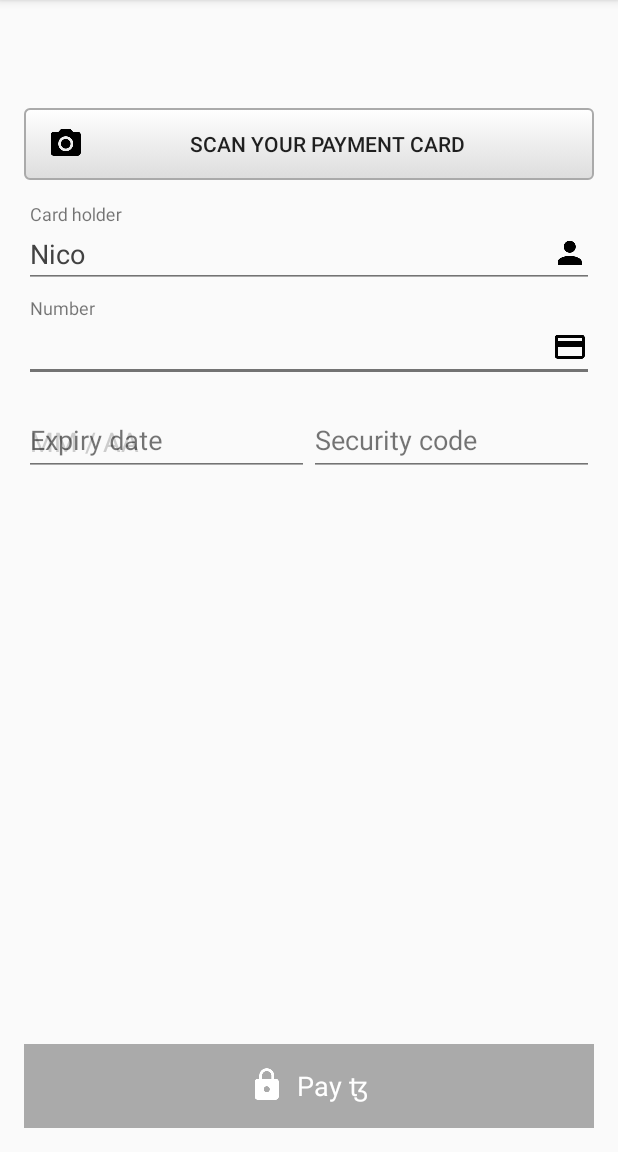
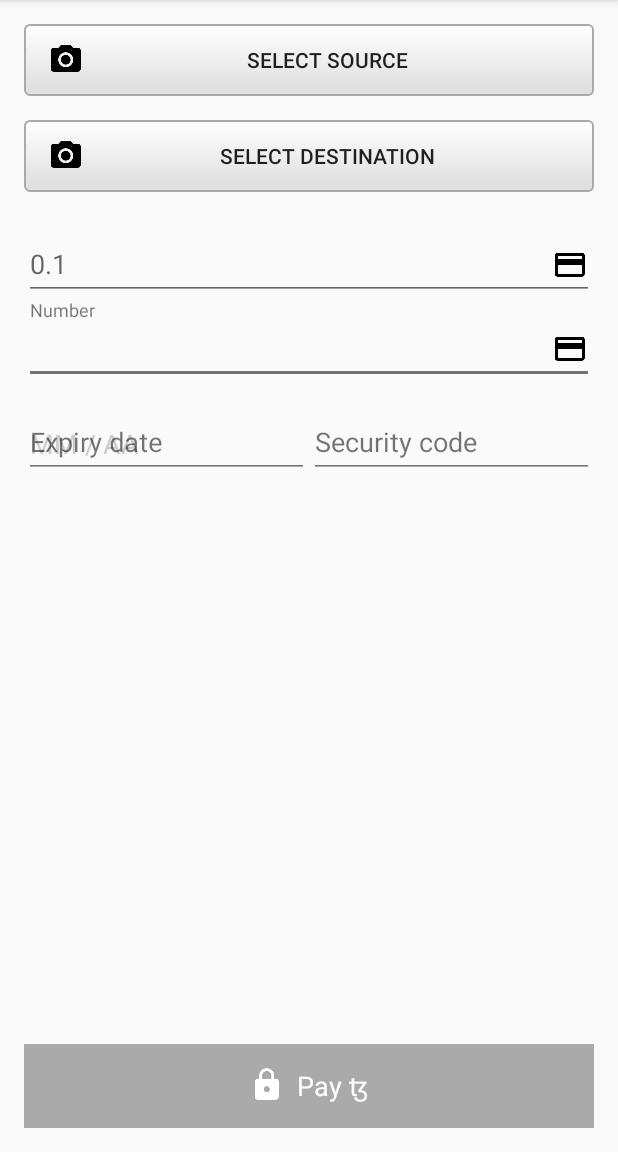
Before and after one commit to nfillion21/cortez-android, an Android app: the screen it shows after launch (PaymentFormActivity), on a phone screen of 412 x 824 dp, the part 84-1236 px from its top. Run offline under Robolectric (Android 15) with nearby library versions, the light colour scheme and no system bars.

Commit message:
Add source and destination in payment form

```diff
--- a/wallet/src/main/java/com/tezos/android/fragment/AbstractPaymentFormFragment.java
+++ b/wallet/src/main/java/com/tezos/android/fragment/AbstractPaymentFormFragment.java
@@ -45,7 +45,6 @@ public abstract class AbstractPaymentFormFragment extends Fragment {
         void dismissDialogs();
     }
 
-    protected TextInputEditText mCardOwner;
     protected TextInputEditText mCardNumber;
     protected TextInputEditText mCardExpiration;
     protected TextInputEditText mCardCVV;
@@ -53,7 +52,6 @@ public abstract class AbstractPaymentFormFragment extends Fragment {
     protected TextInputLayout mCardCVVLayout;
     protected TextInputLayout mCardNumberLayout;
     protected TextInputLayout mCardExpirationLayout;
-    protected TextInputLayout mCardOwnerLayout;
 
     protected LinearLayout mSecurityCodeInfoLayout;
     protected TextView mSecurityCodeInfoTextview;
--- a/wallet/src/main/java/com/tezos/android/fragment/TokenizableCardPaymentFormFragment.java
+++ b/wallet/src/main/java/com/tezos/android/fragment/TokenizableCardPaymentFormFragment.java
@@ -64,7 +64,6 @@ public class TokenizableCardPaymentFormFragment extends AbstractPaymentFormFragm
     private String mCardNumberCache;
     private String mMonthExpiryCache;
     private String mYearExpiryCache;
-    private String mCardOwnerCache;
     private String mCardCVVCache;
 
     @Override
@@ -131,11 +130,6 @@ public class TokenizableCardPaymentFormFragment extends AbstractPaymentFormFragm
 
         View.OnFocusChangeListener focusChangeListener = this.focusChangeListener();
 
-        mCardOwner = (TextInputEditText) view.findViewById(R.id.card_owner);
-
-        mCardOwner.setOnFocusChangeListener(focusChangeListener);
-        mCardOwner.addTextChangedListener(new GenericTextWatcher(mCardOwner));
-
         mCardNumber = (TextInputEditText) view.findViewById(R.id.card_number);
         mCardNumber.addTextChangedListener(new GenericTextWatcher(mCardNumber));
         mCardNumber.setOnFocusChangeListener(focusChangeListener);
@@ -149,11 +143,9 @@ public class TokenizableCardPaymentFormFragment extends AbstractPaymentFormFragm
         mCardCVV.addTextChangedListener(new GenericTextWatcher(mCardCVV));
 
         mCardCVVLayout = (TextInputLayout) view.findViewById(R.id.card_cvv_support);
-        mCardOwnerLayout = (TextInputLayout) view.findViewById(R.id.card_owner_support);
         mCardExpirationLayout = (TextInputLayout) view.findViewById(R.id.card_expiration_support);
         mCardNumberLayout = (TextInputLayout) view.findViewById(R.id.card_number_support);
 
-        mCardOwnerLayout.setError(" ");
         mCardNumberLayout.setError(" ");
         mCardExpirationLayout.setError(" ");
         mCardCVVLayout.setError(" ");
@@ -175,12 +167,6 @@ public class TokenizableCardPaymentFormFragment extends AbstractPaymentFormFragm
         }
 
         //mCardBehaviour.updateForm(mCardNumber, mCardCVV, mCardExpiration, mCardCVVLayout, mSecurityCodeInfoTextview, mSecurityCodeInfoImageview, isPaymentCardStorageSwitchVisible ? mCardStorageSwitchLayout : null, false, getActivity());
-
-        //CustomerInfoRequest customerInfoRequest = paymentPageRequest.getCustomer();
-        //String displayName = customerInfoRequest.getDisplayName();
-        //if (displayName != null) {
-            mCardOwner.setText("Nico");
-        //}
 
         mCardNumber.requestFocus();
 
@@ -204,7 +190,6 @@ public class TokenizableCardPaymentFormFragment extends AbstractPaymentFormFragm
                 mPayButtonLayout.setVisibility(View.GONE);
                 mProgressBar.setVisibility(View.VISIBLE);
 
-                mCardOwner.setEnabled(false);
                 mCardCVV.setEnabled(false);
                 mCardExpiration.setEnabled(false);
                 mCardNumber.setEnabled(false);
@@ -215,7 +200,6 @@ public class TokenizableCardPaymentFormFragment extends AbstractPaymentFormFragm
                 mPayButtonLayout.setVisibility(View.VISIBLE);
                 mProgressBar.setVisibility(View.GONE);
 
-                mCardOwner.setEnabled(true);
                 mCardCVV.setEnabled(true);
                 mCardExpiration.setEnabled(true);
                 mCardNumber.setEnabled(true);
@@ -236,11 +220,7 @@ public class TokenizableCardPaymentFormFragment extends AbstractPaymentFormFragm
             {
                 int i = v.getId();
 
-                if (i == R.id.card_owner) {
-
-                    putCardOwnerInRed(hasFocus);
-
-                } else if (i == R.id.card_cvv) {
+                if (i == R.id.card_cvv) {
 
                     putCVVInRed(!hasFocus);
 
@@ -295,16 +275,6 @@ public class TokenizableCardPaymentFormFragment extends AbstractPaymentFormFragm
         }
     }
 
-    public void fillCardNumber(String cardNumberText, Date expiryDate) {
-
-        mCardNumber.setFilters( new InputFilter[] { new InputFilter.LengthFilter(Integer.MAX_VALUE)});
-        mCardNumber.setText(Utils.formatCardNumber(cardNumberText));
-
-        if (expiryDate != null) {
-            mCardExpiration.setText(Utils.getPaymentFormStringFromDate(expiryDate));
-        }
-    }
-
     private StateListDrawable makeSelector(CustomTheme theme) {
         StateListDrawable res = new StateListDrawable();
         res.addState(new int[]{android.R.attr.state_pressed}, new ColorDrawable(ContextCompat.getColor(getActivity(), theme.getColorPrimaryDarkId())));
@@ -350,11 +320,7 @@ public class TokenizableCardPaymentFormFragment extends AbstractPaymentFormFragm
 
             String version = editable.toString();
 
-            if (i == R.id.card_owner) {
-
-                putCardOwnerInRed(false);
-
-            } else if (i == R.id.card_cvv) {
+            if (i == R.id.card_cvv) {
 
                 // the condition to say it is wrong
                 putCVVInRed(false);
@@ -414,17 +380,12 @@ public class TokenizableCardPaymentFormFragment extends AbstractPaymentFormFragm
                 mCardCVVCache = mCardCVV.getText().toString();
             }
 
-            if (mCardOwnerCache == null) {
-                mCardOwnerCache = mCardOwner.getText().toString();
-            }
-
         } else {
 
             mCardNumberCache = null;
             mMonthExpiryCache = null;
             mYearExpiryCache = null;
             mCardCVVCache = null;
-            mCardOwnerCache = null;
         }
     }
 
@@ -543,7 +504,6 @@ public class TokenizableCardPaymentFormFragment extends AbstractPaymentFormFragm
         if (
                 this.isExpiryDateValid() &&
                 this.isCVVValid() &&
-                this.isCardOwnerValid() &&
                 this.isCardNumberValid()
 
                 ) {
@@ -592,14 +552,6 @@ public class TokenizableCardPaymentFormFragment extends AbstractPaymentFormFragm
     protected boolean hasSecurityCode() {
 
         return mCardBehaviour.hasSecurityCode();
-    }
-
-    protected boolean isCardOwnerValid() {
-
-        if (!TextUtils.isEmpty(mCardOwner.getText())) {
-            return true;
-        }
-        return false;
     }
 
     protected boolean hasSpaceAtIndex(int index) {
@@ -670,7 +622,6 @@ public class TokenizableCardPaymentFormFragment extends AbstractPaymentFormFragm
 
         this.putExpiryDateInRed(true);
         this.putCVVInRed(true);
-        this.putCardOwnerInRed(true);
         this.putCardNumberInRed(true);
     }
 
@@ -701,19 +652,6 @@ public class TokenizableCardPaymentFormFragment extends AbstractPaymentFormFragm
         }
 
         this.mCardCVV.setTextColor(ContextCompat.getColor(getActivity(), color));
-    }
-    private void putCardOwnerInRed(boolean red) {
-
-        int color;
-
-        if (red && !this.isCardOwnerValid()) {
-            color = R.color.hpf_error;
-
-        } else {
-            color = R.color.hpf_accent;
-        }
-
-        this.mCardOwner.setTextColor(ContextCompat.getColor(getActivity(), color));
     }
 
     private void putCardNumberInRed(boolean red) {
--- a/wallet/src/main/res/layout/activity_payment_form.xml
+++ b/wallet/src/main/res/layout/activity_payment_form.xml
@@ -1,6 +1,5 @@
 <?xml version="1.0" encoding="utf-8"?>
 <merge xmlns:android="http://schemas.android.com/apk/res/android"
-    xmlns:tools="http://schemas.android.com/tools"
     android:id="@+id/quiz_container"
     android:layout_width="match_parent"
     android:layout_height="match_parent"
@@ -11,46 +10,6 @@
         android:layout_height="match_parent"
         android:background="?android:windowBackground"
         android:orientation="vertical">
-
-        <!-- Fake a toolbar for easier animations -->
-        <FrameLayout
-            android:layout_width="match_parent"
-            android:layout_height="?android:attr/actionBarSize">
-            <!--
-            <TextView android:id="@+id/payment_product_title"
-                android:layout_width="match_parent"
-                android:layout_height="wrap_content"
-                android:paddingStart="@dimen/spacing_huge"
-                android:paddingLeft="@dimen/spacing_huge"
-                android:paddingTop="@dimen/spacing_micro"
-                android:paddingBottom="@dimen/spacing_micro"
-                style="@style/PaymentScreens.TextAppearance.Title"
-                android:minHeight="?actionBarSize"
-                android:textAppearance="@style/PaymentScreens.TextAppearance.Title"
-                android:gravity="center_vertical"
-                android:transitionName="@string/transition_toolbar"
-                tools:ignore="UnusedAttribute,NewApi,RtlSymmetry,PrivateResource" />
-            <ImageButton android:id="@+id/back"
-                android:layout_height="wrap_content"
-                android:layout_width="wrap_content"
-                android:padding="@dimen/spacing_double"
-                android:contentDescription="@string/content_description"
-                android:src="@drawable/ic_arrow_back"
-                android:layout_gravity="start|center_vertical"
-                android:background="@drawable/selector_subtle"/>
-            -->
-
-            <ProgressBar android:id="@+id/progress"
-                android:layout_width="wrap_content"
-                android:layout_height="wrap_content"
-
-                android:layout_gravity="center_vertical|end"
-                android:layout_marginEnd="@dimen/spacing_normal"
-                android:layout_marginRight="@dimen/spacing_normal"
-                android:visibility="gone"
-                android:indeterminateOnly="true" />
-
-        </FrameLayout>
 
         <FrameLayout android:layout_width="match_parent"
             android:layout_height="match_parent"
--- a/wallet/src/main/res/layout/payment_form_card_info.xml
+++ b/wallet/src/main/res/layout/payment_form_card_info.xml
@@ -21,7 +21,24 @@
 
         style="@style/PaymentScreens.ScanButton"
 
-        android:text="@string/scan_card"
+        android:text="@string/select_source"
+
+        android:paddingLeft="@dimen/spacing_double"
+        android:paddingRight="@dimen/spacing_double"
+
+        android:layout_marginBottom="@dimen/spacing_double" />
+
+    <Button
+        android:id="@+id/scan_button2"
+        android:layout_width="match_parent"
+        android:layout_height="wrap_content"
+
+        android:drawableLeft="@drawable/ic_photo_camera_black"
+        android:drawableStart="@drawable/ic_photo_camera_black"
+
+        style="@style/PaymentScreens.ScanButton"
+
+        android:text="@string/select_destination"
 
         android:paddingLeft="@dimen/spacing_double"
         android:paddingRight="@dimen/spacing_double"
@@ -29,30 +46,28 @@
         android:layout_marginBottom="@dimen/spacing_double" />
 
     <android.support.design.widget.TextInputLayout
-        android:id="@+id/card_owner_support"
+        android:id="@+id/tez_amount_support"
         app:errorTextAppearance="@style/PaymentScreens.TextAppearance.ErrorSmallItem"
         android:layout_width="match_parent"
         android:layout_height="wrap_content"
         android:minHeight="?android:attr/actionBarSize"
-        android:hint="@string/card_owner"
+        android:hint="@string/amount_default"
         android:clipToPadding="false"
         android:transitionGroup="true"
         tools:ignore="UnusedAttribute,NewApi">
 
         <android.support.design.widget.TextInputEditText
-            android:id="@+id/card_owner"
+            android:id="@+id/tez_amount"
             android:layout_width="match_parent"
             android:layout_height="wrap_content"
-            android:hint="@string/card_owner_placeholder"
-            android:drawableRight="@drawable/ic_person_black"
-            android:drawableEnd="@drawable/ic_person_black"
+            android:imeOptions="actionNext"
+            android:drawableRight="@drawable/ic_credit_card_black"
+            android:drawableEnd="@drawable/ic_credit_card_black"
             android:drawablePadding="@dimen/spacing_double"
-            android:digits="abcdefghijklmnopqrstuvwxyz ABCDEFGHIJKLMNOPQRSTUVWXYZ"
-            android:maxLength="30"
-            android:maxLines="1"
+            android:inputType="numberDecimal"
             android:textColorHint="@color/hpf_placeholder"
-            android:imeOptions="actionNext"
-            android:inputType="textPersonName|textCapWords|textNoSuggestions"
+            android:maxLength="10"
+            android:digits="0123456789.,"
             android:textSize="@dimen/size_edit_text" />
     </android.support.design.widget.TextInputLayout>
 
--- a/wallet/src/main/res/values/strings.xml
+++ b/wallet/src/main/res/values/strings.xml
@@ -1,9 +1,12 @@
 <resources>
     <string name="app_name">Tezos Wallet</string>
-    <string name="scan_card">Scan your payment card</string>
+    <string name="select_source">Select source</string>
+    <string name="select_destination">Select destination</string>
     <string name="card_owner">Card holder</string>
     <string name="card_owner_placeholder" translatable="false">Martin Dupont</string>
     <string name="card_expiration">Expiry date</string>
+    <string name="amount_default" translatable="false">0.1</string>
+    <string name="amount_and_currency">Amount and currency</string>
     <string name="card_expiration_placeholder">MM / AA</string>
     <string name="card_cvv">Security code</string>
     <string name="content_description" translatable="false">Content description</string>
```
